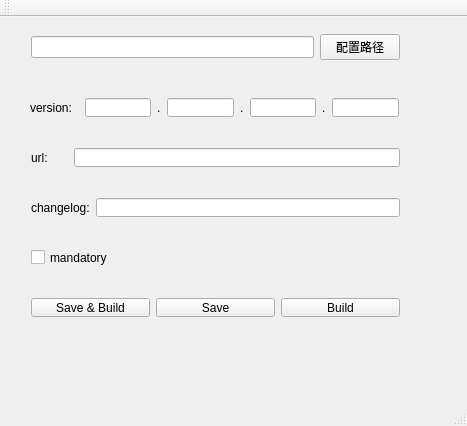
Before: the Qt Designer form mainwindow.ui in nolongerhesitate/PublishTools, drawn with Qt 5.
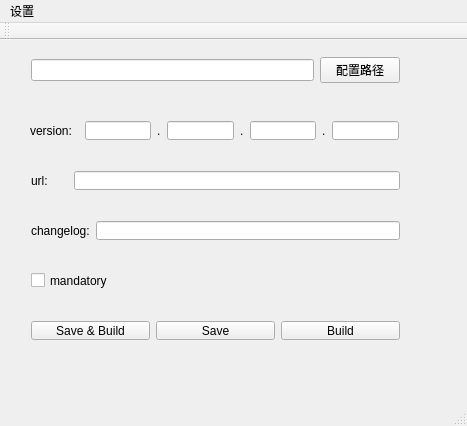
After: the same form once the commit is applied.

Diff of the .ui file:
```diff
--- a/mainwindow.ui
+++ b/mainwindow.ui
@@ -233,9 +233,22 @@
      <x>0</x>
      <y>0</y>
      <width>467</width>
-     <height>25</height>
+     <height>22</height>
     </rect>
    </property>
+   <widget class="QMenu" name="menu">
+    <property name="title">
+     <string>设置</string>
+    </property>
+    <widget class="QMenu" name="menuupload">
+     <property name="title">
+      <string>upload</string>
+     </property>
+     <addaction name="actionqiniuyun"/>
+    </widget>
+    <addaction name="menuupload"/>
+   </widget>
+   <addaction name="menu"/>
   </widget>
   <widget class="QToolBar" name="mainToolBar">
    <attribute name="toolBarArea">
```
Left out of the diff: 5 changed lines with no effect on the pictures.
